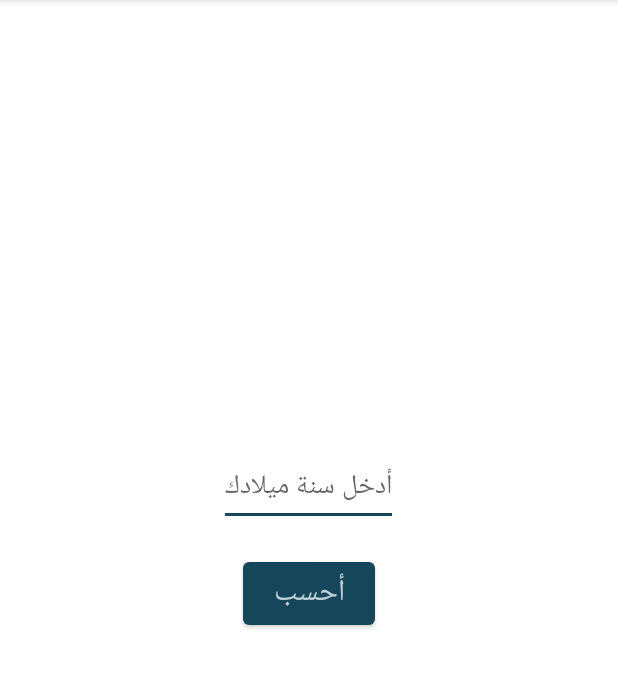
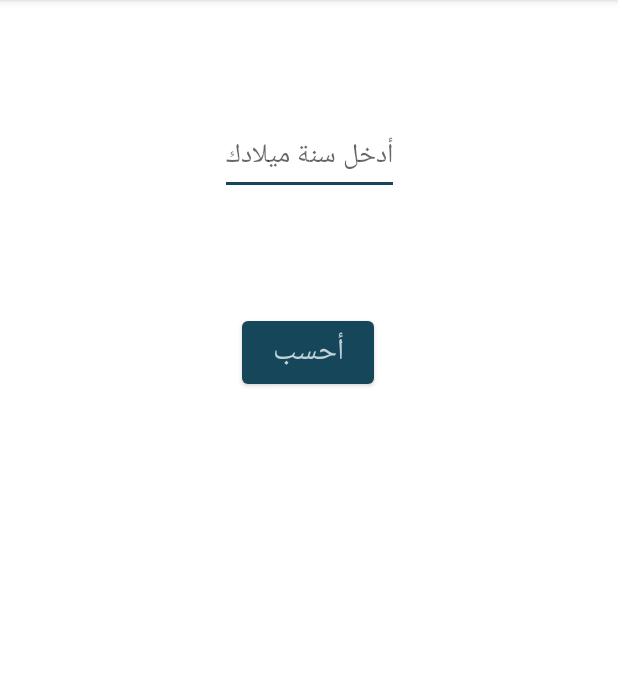
Before and after one commit to KolodDev/AgeCalculatorApp, an Android app: the screen it shows after launch (MainActivity), on a phone screen of 412 x 824 dp, the part 84-772 px from its top. Run offline under Robolectric (Android 15) with nearby library versions, the phone set to English and light mode, and no system bars; Roboto replaces fonts that are not available here.

Commit message:
new update

```diff
--- a/app/src/main/java/com/kolodadev/agecalculator/MainActivity.kt
+++ b/app/src/main/java/com/kolodadev/agecalculator/MainActivity.kt
@@ -13,47 +13,9 @@ class MainActivity : AppCompatActivity() {
         super.onCreate(savedInstanceState)
         setContentView(R.layout.activity_main)
 
-
-        editYear.filters = arrayOf(InputFilterMinMax(1,2100))
-
         btnCalculate.setOnClickListener {
             calculateAge()
         }
-    }
-
-    class InputFilterMinMax: InputFilter{
-        private var min:Int = 0
-        private var max:Int = 0
-        constructor(min:Int , max:Int){
-            this.min = min
-            this.max = max
-        }
-        constructor(min:String , max:String){
-            this.min = Integer.parseInt(min)
-            this.max = Integer.parseInt(max)
-        }
-
-        override fun filter(
-            source: CharSequence,
-            start: Int,
-            end: Int,
-            dest: Spanned?,
-            dstart: Int,
-            dend: Int): CharSequence? {
-
-            try {
-               val input = Integer.parseInt(dest.toString() +source.toString())
-               if (isInRange(min,max,input))
-                   return null
-            }
-            catch (nfe:NumberFormatException){}
-            return ""
-        }
-
-        private fun isInRange(min: Int, max: Int, input: Int): Boolean {
-            return if (max > min) input in min..max else input in max..min
-        }
-
     }
 
     private fun calculateAge() {
--- a/app/src/main/res/layout/activity_main.xml
+++ b/app/src/main/res/layout/activity_main.xml
@@ -1,48 +1,50 @@
 <?xml version="1.0" encoding="utf-8"?>
-<LinearLayout xmlns:android="http://schemas.android.com/apk/res/android"
+<androidx.constraintlayout.widget.ConstraintLayout xmlns:android="http://schemas.android.com/apk/res/android"
     xmlns:tools="http://schemas.android.com/tools"
     android:layout_width="match_parent"
     android:layout_height="match_parent"
-    android:orientation="vertical"
-    android:gravity="center"
+    xmlns:app="http://schemas.android.com/apk/res-auto"
     tools:context=".MainActivity">
 
-    <LinearLayout
-        android:id="@+id/linearLayout"
+    <EditText
+        android:id="@+id/editYear"
         android:layout_width="wrap_content"
         android:layout_height="wrap_content"
-        android:gravity="center">
-
-        <EditText
-            android:id="@+id/editYear"
-            android:layout_width="wrap_content"
-            android:layout_height="wrap_content"
-            android:layout_marginBottom="12dp"
-            android:gravity="center"
-            android:hint="أدخل سنة ميلادك"
-            android:inputType="number"
-            android:minHeight="48dp" />
-
-    </LinearLayout>
+        android:gravity="center"
+        android:hint="أدخل سنة ميلادك"
+        android:inputType="number"
+        android:maxLength="4"
+        app:layout_constraintBottom_toTopOf="@+id/btnCalculate"
+        app:layout_constraintEnd_toEndOf="parent"
+        app:layout_constraintStart_toStartOf="parent"
+        app:layout_constraintTop_toTopOf="parent" />
 
     <Button
         android:id="@+id/btnCalculate"
         android:layout_width="wrap_content"
         android:layout_height="wrap_content"
         android:layout_gravity="center"
+        android:layout_marginTop="208dp"
         android:fontFamily="@font/cairo_semibold"
         android:text="أحسب"
         android:textSize="20sp"
-        android:layout_marginBottom="12dp"/>
+        app:layout_constraintEnd_toEndOf="parent"
+        app:layout_constraintHorizontal_bias="0.498"
+        app:layout_constraintStart_toStartOf="parent"
+        app:layout_constraintTop_toTopOf="parent" />
 
     <TextView
         android:id="@+id/showAge"
         android:layout_width="wrap_content"
         android:layout_height="wrap_content"
-        android:layout_gravity="center"
         android:fontFamily="@font/cairo_semibold"
-        android:gravity="center"
         android:textColor="@color/B01"
-        android:textSize="20sp" />
+        android:textSize="20sp"
+        app:layout_constraintBottom_toBottomOf="parent"
+        app:layout_constraintEnd_toEndOf="parent"
+        app:layout_constraintHorizontal_bias="0.498"
+        app:layout_constraintStart_toStartOf="parent"
+        app:layout_constraintTop_toBottomOf="@+id/btnCalculate"
+        app:layout_constraintVertical_bias="0.117" />
 
-</LinearLayout>
+</androidx.constraintlayout.widget.ConstraintLayout>
```
